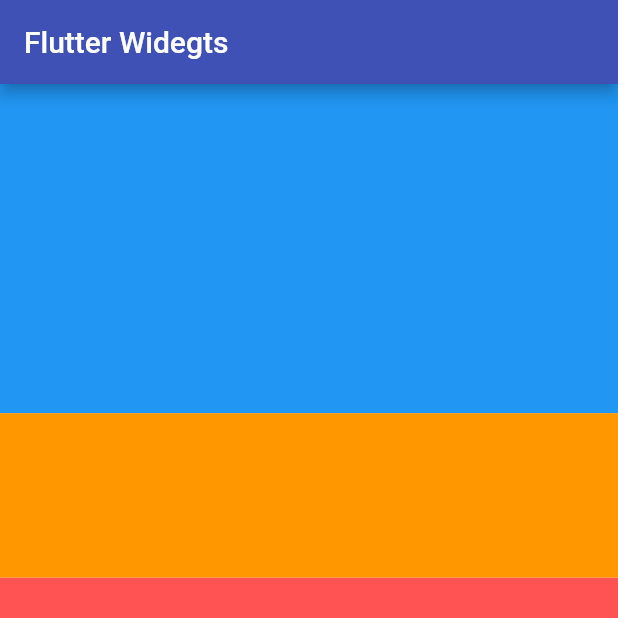
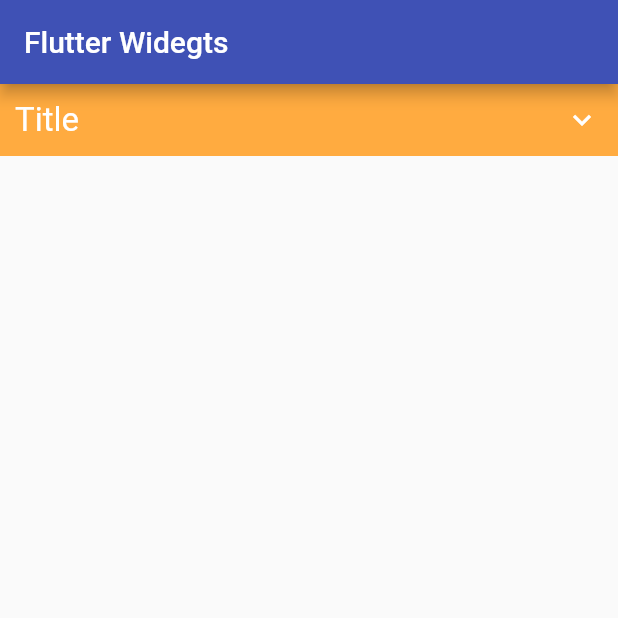
Before and after one commit to shaurya019/ALL_Flutter-Widgets, a Flutter app: the screen it shows after launch, on a phone screen of 412 x 824 dp, the top half of it. Run offline on Flutter 3.47's test engine with Material 2 defaults, Android fonts, the phone set to English and light mode, and no system bars.

Commit message:
ExpandIcon

```diff
--- a/lib/main.dart
+++ b/lib/main.dart
@@ -36,34 +36,41 @@ class _MyHomePageState extends State<MyHomePage> {
 
   @override
   Widget build(BuildContext context) {
-   String dropdownValue = 'one';
+   bool _isExpanded = false;
     return Scaffold(
       appBar: AppBar(
         title: Text(widget.title),
       ),
      body: Column(
-       children: [
-         Expanded(
-           flex: 2,
-           child: Container(
-           color:Colors.blue,
-           height: 200,
-         ),
-         ),
-         Expanded(
-           flex: 1,
-           child: Container(
-             color:Colors.orange,
-             height: 200,
+       crossAxisAlignment: CrossAxisAlignment.start,
+       children: <Widget>[
+         Container(
+           color: Colors.orangeAccent,
+           child: Row(
+             mainAxisAlignment: MainAxisAlignment.spaceBetween,
+               children: <Widget>[
+                 Container(
+                   padding: EdgeInsets.all(10.0),
+                   child: Text('Title',style: TextStyle(color: Colors.white,fontSize: 22),),
+                 ),
+                 ExpandIcon(
+                   isExpanded: _isExpanded,
+                   color: Colors.white,
+                   expandedColor: Colors.black,
+                   onPressed: (bool isExpanded){
+                    setState(() {
+                      _isExpanded = !isExpanded;
+                    });
+                   },
+                 )
+               ]
            ),
          ),
-         Expanded(
-           flex: 4,
-           child: Container(
-             color:Colors.redAccent,
-             height: 200,
+         if(_isExpanded)
+           Padding(
+             padding:EdgeInsets.all(15.0),
+             child: Text('Hi'),
            ),
-         ),
        ],
      ),
     );
```
